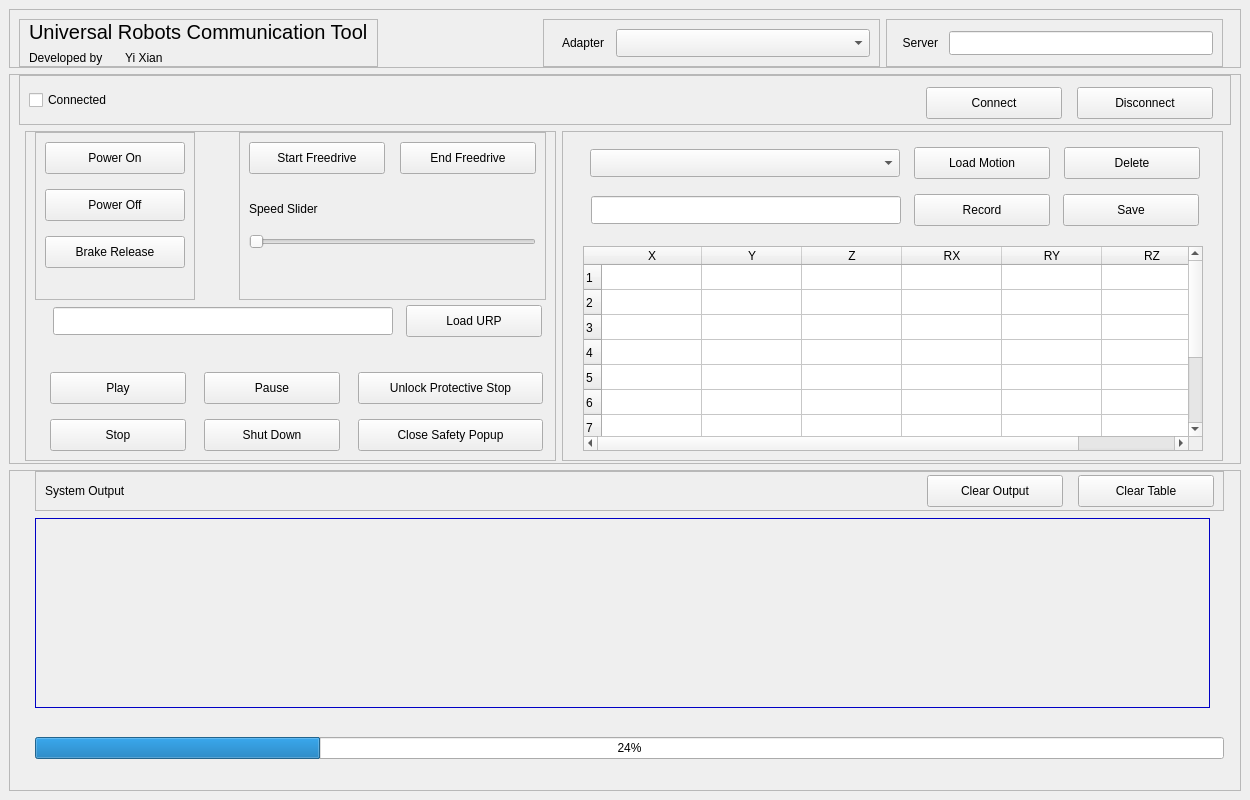
First picture: the form in main.ui, repository yx-elite/ur-robot-control-gui, before the edit.
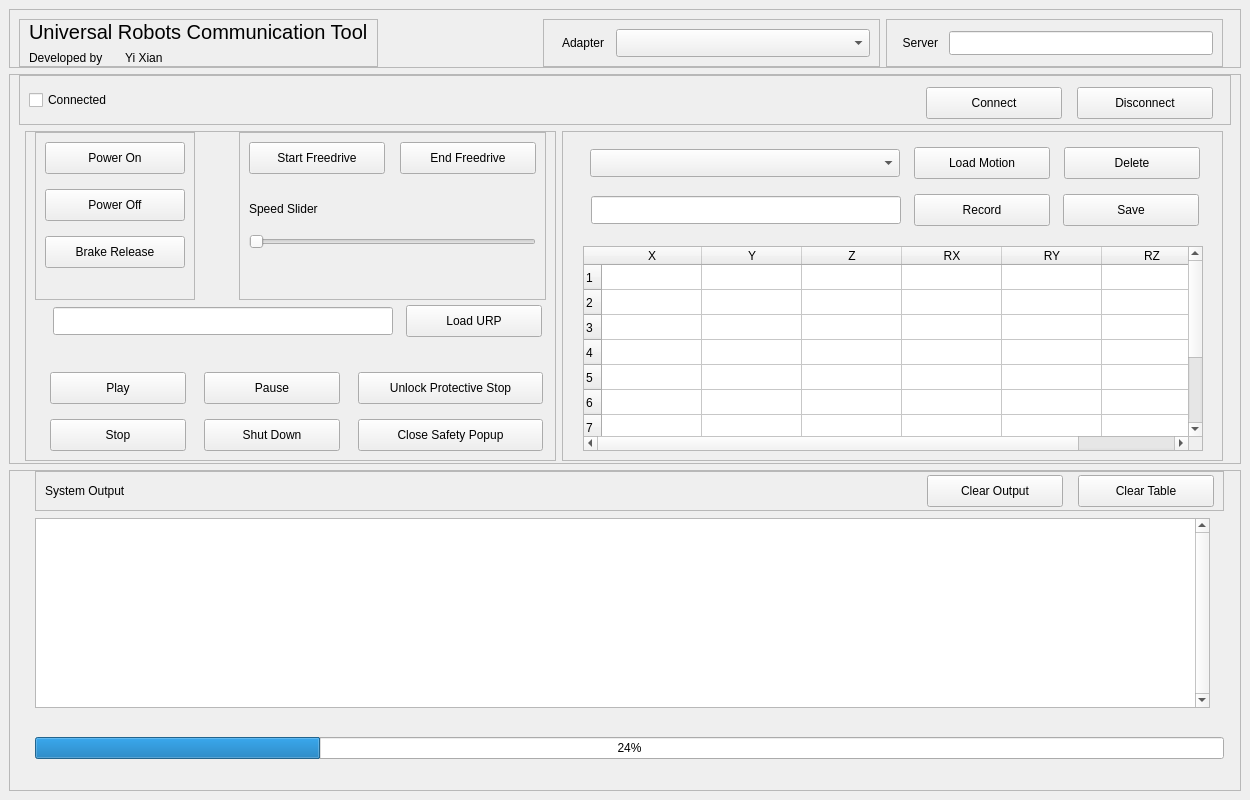
Second picture: the form after the edit.

What changed in the file:
```diff
--- a/main.ui
+++ b/main.ui
@@ -31,7 +31,9 @@
 	padding: 3px
 }
 
-#outputFrame QScrollArea {background:blue}</string>
+#outputResponse {
+	padding: 0px
+}</string>
   </property>
   <widget class="QWidget" name="centralwidget">
    <layout class="QVBoxLayout" name="verticalLayout_11">
@@ -1416,7 +1418,7 @@
         </widget>
        </item>
        <item>
-        <widget class="QScrollArea" name="scrollArea">
+        <widget class="QTextEdit" name="outputResponse">
          <property name="minimumSize">
           <size>
            <width>1175</width>
@@ -1429,22 +1431,23 @@
            <height>190</height>
           </size>
          </property>
-         <property name="widgetResizable">
-          <bool>true</bool>
+         <property name="sizeIncrement">
+          <size>
+           <width>0</width>
+           <height>0</height>
+          </size>
          </property>
-         <property name="alignment">
-          <set>Qt::AlignLeading|Qt::AlignLeft|Qt::AlignVCenter</set>
+         <property name="font">
+          <font>
+           <pointsize>9</pointsize>
+          </font>
          </property>
-         <widget class="QWidget" name="scrollAreaWidgetContents_2">
-          <property name="geometry">
-           <rect>
-            <x>0</x>
-            <y>0</y>
-            <width>1173</width>
-            <height>188</height>
-           </rect>
-          </property>
-         </widget>
+         <property name="verticalScrollBarPolicy">
+          <enum>Qt::ScrollBarAlwaysOn</enum>
+         </property>
+         <property name="horizontalScrollBarPolicy">
+          <enum>Qt::ScrollBarAsNeeded</enum>
+         </property>
         </widget>
        </item>
        <item>
```
Left out of the diff: 9 changed lines with no effect on the pictures.
